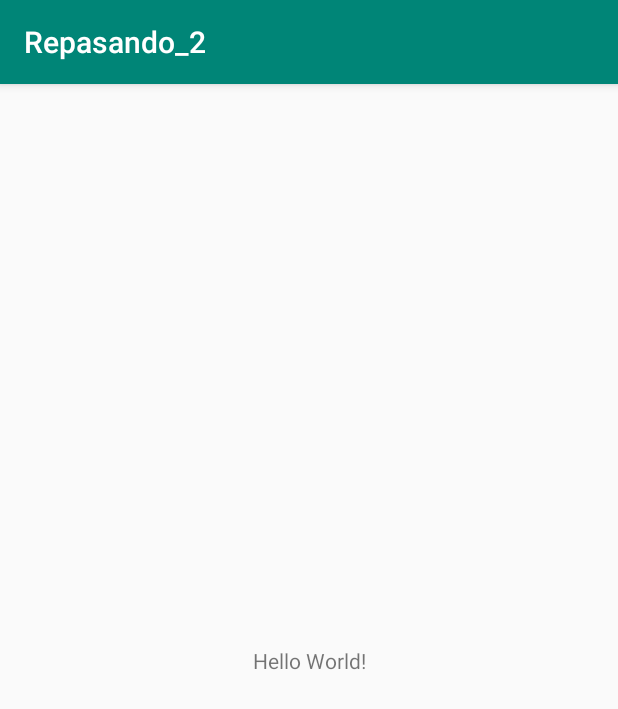
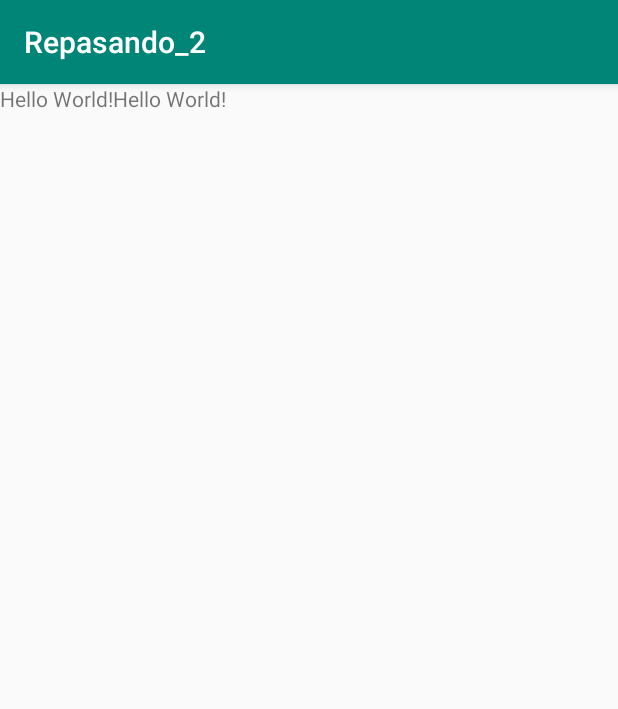
Before and after one commit to slither366/AndroidClase2, an Android app: the screen it shows after launch (MainActivity), on a phone screen of 412 x 824 dp. Shown: the top 709 px of the screen. Run offline under Robolectric (Android 15) with nearby library versions, the phone set to English and light mode, and no system bars.

```diff
--- a/app/src/main/res/layout/activity_main.xml
+++ b/app/src/main/res/layout/activity_main.xml
@@ -1,5 +1,5 @@
 <?xml version="1.0" encoding="utf-8"?>
-<android.support.constraint.ConstraintLayout xmlns:android="http://schemas.android.com/apk/res/android"
+<LinearLayout xmlns:android="http://schemas.android.com/apk/res/android"
     xmlns:app="http://schemas.android.com/apk/res-auto"
     xmlns:tools="http://schemas.android.com/tools"
     android:layout_width="match_parent"
@@ -15,4 +15,13 @@
         app:layout_constraintRight_toRightOf="parent"
         app:layout_constraintTop_toTopOf="parent" />
 
-</android.support.constraint.ConstraintLayout>
+    <TextView
+        android:layout_width="wrap_content"
+        android:layout_height="wrap_content"
+        android:text="Hello World!"
+        app:layout_constraintBottom_toBottomOf="parent"
+        app:layout_constraintLeft_toLeftOf="parent"
+        app:layout_constraintRight_toRightOf="parent"
+        app:layout_constraintTop_toTopOf="parent" />
+
+</LinearLayout>
```
